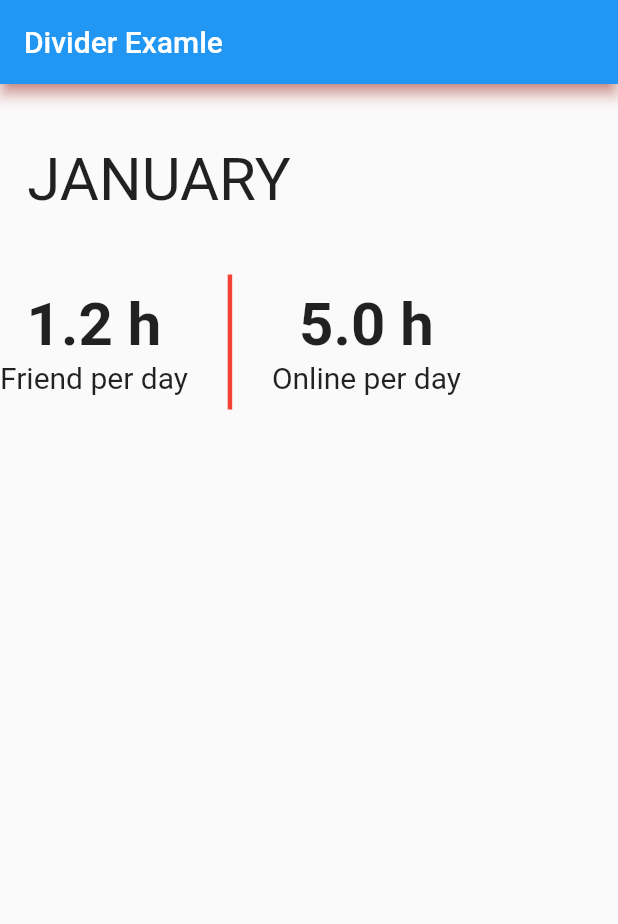
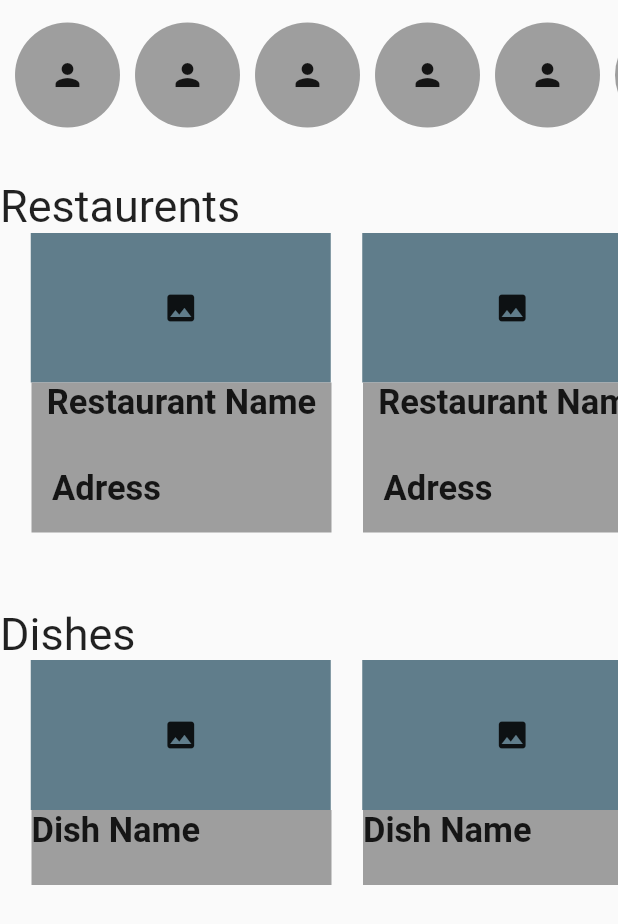
Before and after one commit to bek-n/intro_flutter, a Flutter app: the screen it shows after launch, on a phone screen of 412 x 824 dp. Shown: the top 924 px of the screen. Run offline on Flutter 3.47's test engine with Material 2 defaults, Android fonts, the phone set to English and light mode, and no system bars.

Commit message:
Listview, Listview Builder  mashq 1

```diff
--- /dev/null
+++ b/lib/16 November/mashq1.dart
@@ -0,0 +1,125 @@
+import 'package:flutter/material.dart';
+import 'package:flutter/src/widgets/container.dart';
+import 'package:flutter/src/widgets/framework.dart';
+
+class mashq1 extends StatelessWidget {
+  const mashq1({super.key});
+
+  @override
+  Widget build(BuildContext context) {
+    return MaterialApp(
+      home: Scaffold(
+        body: ListView(
+          children: [
+            SizedBox(
+              height: 100,
+              child: ListView.builder(
+                scrollDirection: Axis.horizontal,
+                itemCount: 20,
+                itemBuilder: (context, index) => Container(
+                  height: 70,
+                  width: 70,
+                  child: Icon(Icons.person),
+                  margin: EdgeInsets.only(left: 10),
+                  decoration: BoxDecoration(
+                    color: Colors.grey,
+                    shape: BoxShape.circle,
+                  ),
+                ),
+              ),
+            ),
+            Padding(
+              padding: EdgeInsets.only(top: 20),
+              child: Text(
+                'Restaurents',
+                style: TextStyle(fontSize: 30),
+              ),
+            ),
+            SizedBox(
+              height: 200,
+              child: ListView.builder(
+                  itemCount: 20,
+                  scrollDirection: Axis.horizontal,
+                  itemBuilder: (context, index) => Column(
+                        children: [
+                          Container(
+                            height: 100,
+                            width: 200,
+                            margin: EdgeInsets.only(left: 20),
+                            color: Colors.blueGrey,
+                            child: Icon(Icons.image),
+                          ),
+                          Padding(
+                            padding: EdgeInsets.only(left: 21),
+                            child: Container(
+                              height: 100,
+                              width: 200,
+                              color: Colors.grey,
+                              child: Column(
+                                children: [
+                                  Text(
+                                    'Restaurant Name',
+                                    style: TextStyle(
+                                        fontSize: 23,
+                                        fontWeight: FontWeight.bold),
+                                  ),
+                                  Padding(
+                                    padding:
+                                        EdgeInsets.only(right: 100, top: 30),
+                                    child: Text(
+                                      'Adress',
+                                      style: TextStyle(
+                                          fontSize: 23,
+                                          fontWeight: FontWeight.bold),
+                                    ),
+                                  ),
+                                ],
+                              ),
+                            ),
+                          )
+                        ],
+                      )),
+            ),
+            Padding(
+              padding: EdgeInsets.only(top: 50),
+              child: Text(
+                'Dishes',
+                style: TextStyle(fontSize: 30),
+              ),
+            ),
+            SizedBox(
+              height: 200,
+              child: ListView.builder(
+                  itemCount: 20,
+                  scrollDirection: Axis.horizontal,
+                  itemBuilder: (context, index) => Column(
+                        children: [
+                          Container(
+                            height: 100,
+                            width: 200,
+                            margin: EdgeInsets.only(left: 20),
+                            color: Colors.blueGrey,
+                            child: Icon(Icons.image),
+                          ),
+                          Padding(
+                            padding: EdgeInsets.only(left: 21),
+                            child: Container(
+                              height: 50,
+                              width: 200,
+                              color: Colors.grey,
+                              child: Text(
+                                'Dish Name',
+                                style: TextStyle(
+                                    fontSize: 23, fontWeight: FontWeight.bold),
+                              ),
+                            ),
+                          )
+                        ],
+                      )),
+            )
+          ],
+        ),
+      ),
+    );
+  }
+}
```
Also changed, not shown: lib/15 November. Padding/mashq.dart (+180 -2 lines), lib/15 November. Padding/sroll.dart (added, +151 -0 lines), lib/16 November/class.dart (added, +47 -0 lines), lib/main.dart (+4 -3 lines).
